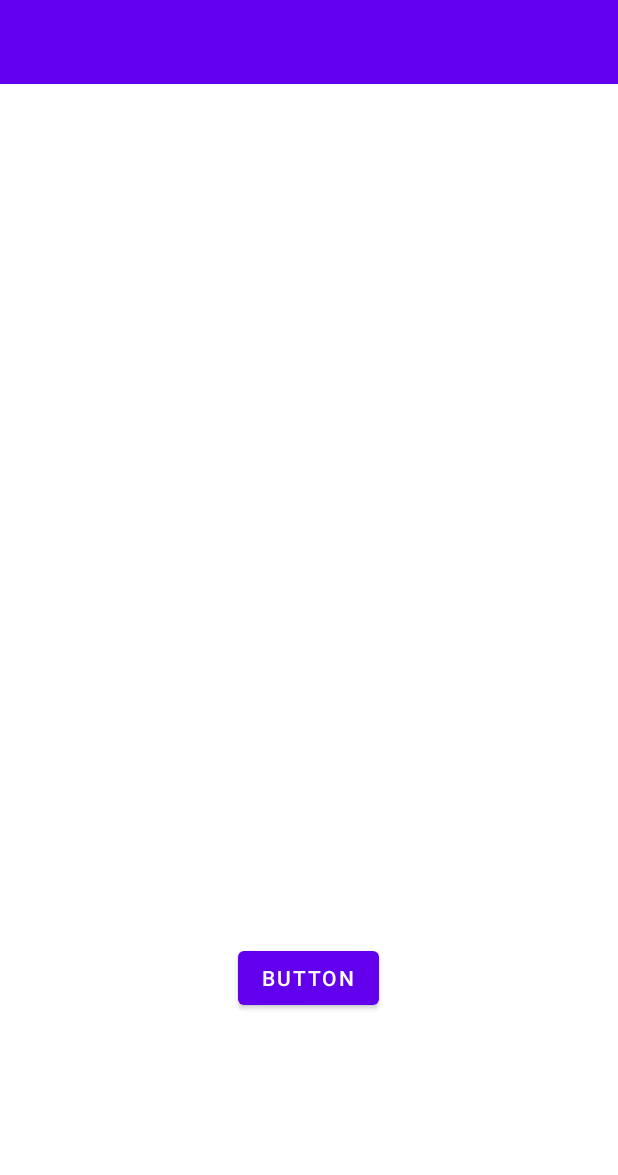
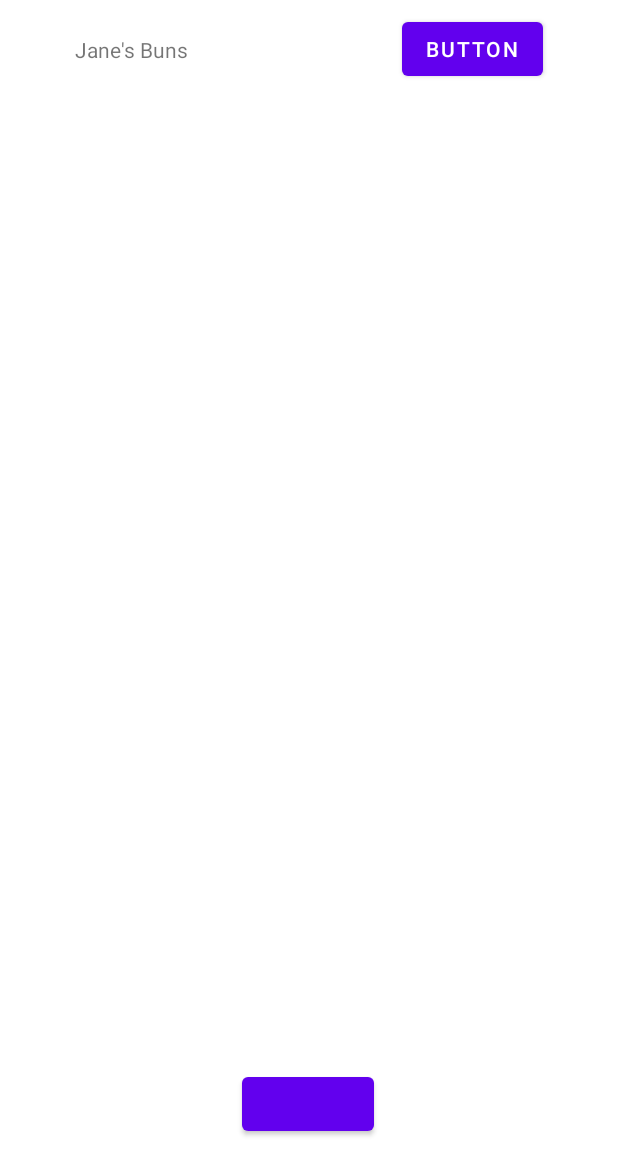
Before and after one commit to andeby00/JanesBuns, an Android app: the screen it shows after launch (MainActivity), on a phone screen of 412 x 824 dp. Shown: the top 1175 px of the screen. Run offline under Robolectric (Android 15) with nearby library versions, the phone set to English and light mode, and no system bars; our stand-ins replace Firebase (no records; nobody signed in at launch, a user with empty details on screens opened directly).

Commit message:
Auth working scuffed with fragment

```diff
--- a/app/src/main/java/dk/au/mad22spring/janesbuns/activities/MainActivity.java
+++ b/app/src/main/java/dk/au/mad22spring/janesbuns/activities/MainActivity.java
@@ -10,6 +10,7 @@
 import com.google.firebase.firestore.FirebaseFirestore;
 
 import dk.au.mad22spring.janesbuns.R;
+import dk.au.mad22spring.janesbuns.fragments.TopbarFragment;
 
 public class MainActivity extends AppCompatActivity {
 
@@ -19,6 +20,13 @@
     protected void onCreate(Bundle savedInstanceState) {
         super.onCreate(savedInstanceState);
         setContentView(R.layout.activity_main);
+        if(savedInstanceState == null)
+        {
+            getSupportFragmentManager()
+                    .beginTransaction()
+                    .replace(R.id.fmcMainTopbar, TopbarFragment.newInstance("LOGIN"))
+                    .commitNow();
+        }
 
         butt = findViewById(R.id.button);
 
--- a/app/src/main/java/dk/au/mad22spring/janesbuns/activities/RegisterActivity.java
+++ b/app/src/main/java/dk/au/mad22spring/janesbuns/activities/RegisterActivity.java
@@ -134,11 +134,11 @@
                 .addOnCompleteListener(task -> {
                     if(task.isSuccessful()) {
                         UserModel user = new UserModel(fullName, phone, email, address, city, postalCode, false);
-
+                        String uid = task.getResult().getUser().getUid();
                         db.collection("users")
-                                .add(user)
+                                .document(uid).set(user)
                                 .addOnSuccessListener(documentReference -> {
-                                    Log.d(TAG, "DocumentSnapshot added with ID: " + documentReference.getId());
+                                    Log.d(TAG, "DocumentSnapshot added with ID: " + uid);
                                     Toast.makeText(RegisterActivity.this, "User has been registered", Toast.LENGTH_LONG).show();
                                     finish();
                                 })
@@ -160,6 +160,7 @@
                         });*/
                     }
                     else {
+                        Log.w(TAG, "registerUser: " + task.getException());
                         Toast.makeText(RegisterActivity.this, "User has failed to register", Toast.LENGTH_LONG).show();
                     }
                 });
--- a/app/src/main/java/dk/au/mad22spring/janesbuns/fragments/TopbarFragment.java
+++ b/app/src/main/java/dk/au/mad22spring/janesbuns/fragments/TopbarFragment.java
@@ -1,5 +1,6 @@
 package dk.au.mad22spring.janesbuns.fragments;
 
+import android.content.Intent;
 import android.os.Bundle;
 
 import androidx.fragment.app.Fragment;
@@ -7,8 +8,10 @@
 import android.view.LayoutInflater;
 import android.view.View;
 import android.view.ViewGroup;
+import android.widget.Button;
 
 import dk.au.mad22spring.janesbuns.R;
+import dk.au.mad22spring.janesbuns.activities.LoginActivity;
 
 /**
  * A simple {@link Fragment} subclass.
@@ -16,15 +19,10 @@
  * create an instance of this fragment.
  */
 public class TopbarFragment extends Fragment {
+    Button button;
+    private static final String ARG_PARAM1 = "";
 
-    // TODO: Rename parameter arguments, choose names that match
-    // the fragment initialization parameters, e.g. ARG_ITEM_NUMBER
-    private static final String ARG_PARAM1 = "param1";
-    private static final String ARG_PARAM2 = "param2";
-
-    // TODO: Rename and change types of parameters
-    private String mParam1;
-    private String mParam2;
+    private String btnType;
 
     public TopbarFragment() {
         // Required empty public constructor
@@ -34,26 +32,27 @@
      * Use this factory method to create a new instance of
      * this fragment using the provided parameters.
      *
-     * @param param1 Parameter 1.
-     * @param param2 Parameter 2.
+     * @param btnType Parameter 1.
      * @return A new instance of fragment TopbarFragment.
      */
-    // TODO: Rename and change types and number of parameters
-    public static TopbarFragment newInstance(String param1, String param2) {
+
+    public static TopbarFragment newInstance(String btnType) {
         TopbarFragment fragment = new TopbarFragment();
         Bundle args = new Bundle();
-        args.putString(ARG_PARAM1, param1);
-        args.putString(ARG_PARAM2, param2);
+        args.putString(ARG_PARAM1, btnType);
         fragment.setArguments(args);
         return fragment;
+    }
+
+    public static TopbarFragment newInstance() {
+        return new TopbarFragment();
     }
 
     @Override
     public void onCreate(Bundle savedInstanceState) {
         super.onCreate(savedInstanceState);
         if (getArguments() != null) {
-            mParam1 = getArguments().getString(ARG_PARAM1);
-            mParam2 = getArguments().getString(ARG_PARAM2);
+            btnType = getArguments().getString(ARG_PARAM1);
         }
     }
 
@@ -61,6 +60,15 @@
     public View onCreateView(LayoutInflater inflater, ViewGroup container,
                              Bundle savedInstanceState) {
         // Inflate the layout for this fragment
-        return inflater.inflate(R.layout.fragment_topbar, container, false);
+        View v = inflater.inflate(R.layout.fragment_topbar, container, false);
+        button = v.findViewById(R.id.btnTopbarButton);
+        if(btnType == "LOGIN") {
+            button.setOnClickListener(this::onClickLogin);
+        }
+        return v;
+    }
+
+    private void onClickLogin(View view) {
+        startActivity(new Intent(getActivity().getApplicationContext(), LoginActivity.class));
     }
 }
--- a/app/src/main/res/layout/activity_login.xml
+++ b/app/src/main/res/layout/activity_login.xml
@@ -26,7 +26,7 @@
         android:layout_marginTop="128dp"
         android:layout_marginEnd="32dp"
         android:ems="10"
-        android:hint="@string/mail"
+        android:hint="Mail"
         android:inputType="textEmailAddress"
         app:layout_constraintEnd_toEndOf="parent"
         app:layout_constraintStart_toStartOf="parent"
@@ -40,7 +40,7 @@
         android:layout_marginTop="16dp"
         android:layout_marginEnd="32dp"
         android:ems="10"
-        android:hint="@string/pass"
+        android:hint="Password"
         android:inputType="textPassword"
         app:layout_constraintEnd_toEndOf="parent"
         app:layout_constraintStart_toStartOf="parent"
@@ -64,7 +64,7 @@
         android:layout_height="wrap_content"
         android:layout_marginStart="64dp"
         android:layout_marginTop="16dp"
-        android:text="@string/forgotBtn"
+        android:text="Forgotbtn"
         android:textStyle="bold"
         app:layout_constraintStart_toStartOf="parent"
         app:layout_constraintTop_toBottomOf="@+id/loginLoginMain" />
@@ -75,7 +75,7 @@
         android:layout_height="wrap_content"
         android:layout_marginTop="16dp"
         android:layout_marginEnd="64dp"
-        android:text="@string/registerBtn"
+        android:text="Registerbtn"
         android:textStyle="bold"
         app:layout_constraintEnd_toEndOf="parent"
         app:layout_constraintTop_toBottomOf="@+id/loginLoginMain" />
--- a/app/src/main/res/layout/activity_main.xml
+++ b/app/src/main/res/layout/activity_main.xml
@@ -7,17 +7,17 @@
     tools:context=".activities.MainActivity">
 
     <androidx.fragment.app.FragmentContainerView
-        android:id="@+id/fragmentContainerView2"
+        android:id="@+id/fmcMainTopbar"
         android:name="dk.au.mad22spring.janesbuns.fragments.TopbarFragment"
         android:layout_width="0dp"
         android:layout_height="0dp"
-        app:layout_constraintBottom_toTopOf="@+id/guideline2"
+        app:layout_constraintBottom_toTopOf="@+id/gdl1"
         app:layout_constraintEnd_toEndOf="parent"
         app:layout_constraintStart_toStartOf="parent"
         app:layout_constraintTop_toTopOf="parent" />
 
     <androidx.constraintlayout.widget.Guideline
-        android:id="@+id/guideline2"
+        android:id="@+id/gdl1"
         android:layout_width="wrap_content"
         android:layout_height="wrap_content"
         android:orientation="horizontal"
@@ -27,10 +27,11 @@
         android:id="@+id/button"
         android:layout_width="wrap_content"
         android:layout_height="wrap_content"
-        android:layout_marginBottom="148dp"
-        android:text="Button"
+        android:layout_marginBottom="64dp"
         app:layout_constraintBottom_toBottomOf="parent"
         app:layout_constraintEnd_toEndOf="parent"
         app:layout_constraintHorizontal_bias="0.498"
-        app:layout_constraintStart_toStartOf="parent" />
+        app:layout_constraintStart_toStartOf="parent"
+        tools:text="Button" />
+
 </androidx.constraintlayout.widget.ConstraintLayout>
--- a/app/src/main/res/layout/activity_register.xml
+++ b/app/src/main/res/layout/activity_register.xml
@@ -69,7 +69,7 @@
         android:layout_marginTop="16dp"
         android:layout_marginEnd="32dp"
         android:ems="10"
-        android:hint="@string/mail"
+        android:hint="Mail"
         android:inputType="textEmailAddress"
         app:layout_constraintEnd_toEndOf="parent"
         app:layout_constraintStart_toStartOf="parent"
--- a/app/src/main/res/layout/fragment_topbar.xml
+++ b/app/src/main/res/layout/fragment_topbar.xml
@@ -1,17 +1,32 @@
 <?xml version="1.0" encoding="utf-8"?>
-<FrameLayout xmlns:android="http://schemas.android.com/apk/res/android"
+
+<androidx.constraintlayout.widget.ConstraintLayout xmlns:android="http://schemas.android.com/apk/res/android"
     xmlns:app="http://schemas.android.com/apk/res-auto"
     xmlns:tools="http://schemas.android.com/tools"
     android:layout_width="match_parent"
     android:layout_height="match_parent"
     tools:context=".fragments.TopbarFragment">
 
-    <androidx.appcompat.widget.Toolbar
-        android:id="@+id/toolbar"
-        android:layout_width="match_parent"
+    <TextView
+        android:id="@+id/txtTopbarJanesBuns"
+        android:layout_width="wrap_content"
         android:layout_height="wrap_content"
-        android:background="?attr/colorPrimary"
-        android:minHeight="?attr/actionBarSize"
-        android:theme="?attr/actionBarTheme" />
+        android:layout_marginEnd="12dp"
+        android:text="Jane's Buns"
+        app:layout_constraintBottom_toBottomOf="parent"
+        app:layout_constraintEnd_toStartOf="@+id/btnTopbarButton"
+        app:layout_constraintStart_toStartOf="parent"
+        app:layout_constraintTop_toTopOf="parent" />
 
-</FrameLayout>
+    <Button
+        android:id="@+id/btnTopbarButton"
+        android:layout_width="wrap_content"
+        android:layout_height="wrap_content"
+        android:layout_marginStart="80dp"
+        android:text="Button"
+        app:layout_constraintBottom_toBottomOf="parent"
+        app:layout_constraintEnd_toEndOf="parent"
+        app:layout_constraintStart_toEndOf="@+id/txtTopbarJanesBuns"
+        app:layout_constraintTop_toTopOf="parent"
+        app:layout_constraintVertical_bias="0.499" />
+</androidx.constraintlayout.widget.ConstraintLayout>
```
